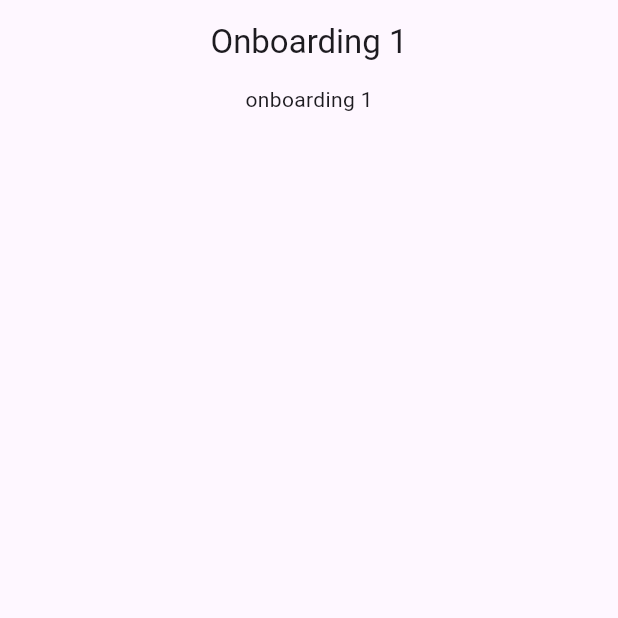
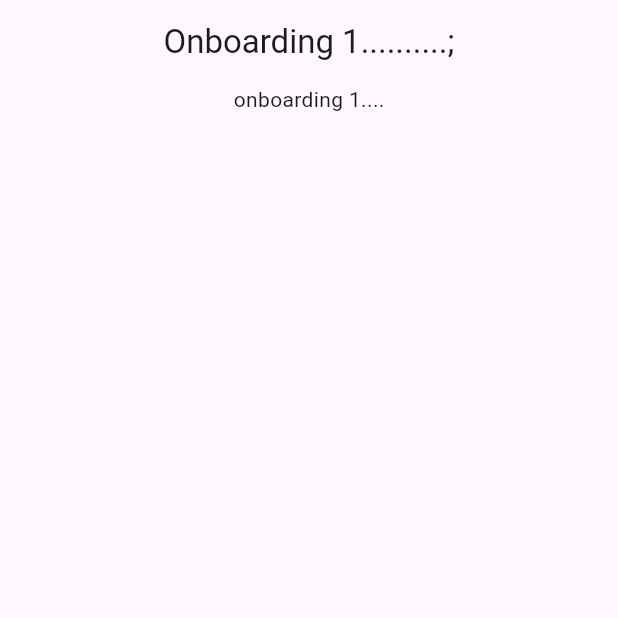
Before and after one commit to seddiksss/trading_books, a Flutter app: the screen it shows after launch, on a phone screen of 412 x 824 dp, the top half of it. Run offline on Flutter 3.47's test engine with Material 3 defaults, Android fonts, the light colour scheme and no system bars; our stand-ins replace get.

Commit message:
testing a new branch seddik

```diff
--- a/lib/Views/screens/onboarding1.dart
+++ b/lib/Views/screens/onboarding1.dart
@@ -7,13 +7,13 @@ class Onboarding1 extends StatelessWidget {
   Widget build(BuildContext context) {
     return Scaffold(
       appBar: AppBar(
-        title: const Text("Onboarding 1"),
+        title: const Text("Onboarding 1..........;"),
         centerTitle: true,
       ),
       body: const Column(
         mainAxisAlignment: MainAxisAlignment.spaceBetween,
         children: [
-          Center(child: Text("onboarding 1")),
+          Center(child: Text("onboarding 1....")),
         ],
       ),
     );
```
